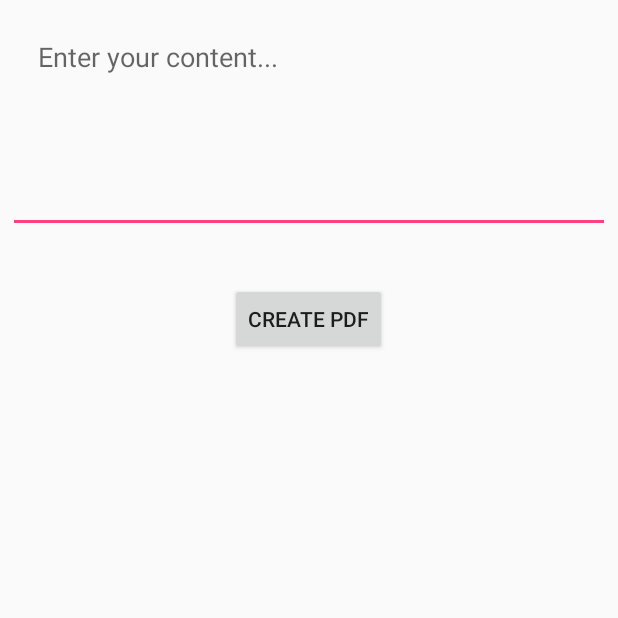
After one commit to pichanan/ADHDform, an Android app: the PDFActivity screen opened directly, with no data from a screen before it, on a phone screen of 412 x 824 dp, the top half of it. The commit adds this screen. Run offline under Robolectric (Android 15) with nearby library versions, the phone set to English and light mode, and no system bars; libraries missing offline, so code that uses them is left out: com.itextpdf.text.

Commit message:
27 - 4 - 60

```diff
--- a/app/build.gradle
+++ b/app/build.gradle
@@ -27,10 +27,11 @@ dependencies {
     compile files('libs/simpleftp.jar')
     compile files('libs/picasso-2.5.2.jar')
     compile files('libs/GraphView-4.0.1.jar')
+
     compile 'com.android.support:appcompat-v7:24.2.1'
     compile 'com.squareup.okhttp:okhttp:2.0.0'
     compile 'com.android.support.constraint:constraint-layout:1.0.2'
     compile 'com.android.support:design:24.2.1'
+    compile 'com.itextpdf:itextg:5.5.10'
     testCompile 'junit:junit:4.12'
-
 }
--- a/app/src/main/AndroidManifest.xml
+++ b/app/src/main/AndroidManifest.xml
@@ -4,6 +4,8 @@
 
     <uses-permission android:name="android.permission.INTERNET" />
     <uses-permission android:name="android.permission.READ_EXTERNAL_STORAGE" />
+    <uses-permission android:name="android.permission.READ_EXTERNAL_STORAGE" />
+    <uses-permission android:name="android.permission.WRITE_EXTERNAL_STORAGE" />
 
     <application
         android:allowBackup="true"
@@ -32,7 +34,8 @@
         <activity android:name=".ShowChildDetail" />
         <activity android:name=".riskSnapActivity" />
         <activity android:name=".riskThassActivity" />
-        <activity android:name=".riskSdqActivity"></activity>
+        <activity android:name=".riskSdqActivity" />
+        <activity android:name=".PDFActivity"></activity>
     </application>
 
 </manifest>
--- /dev/null
+++ b/app/src/main/java/adhd/sirikan/pimpicha/adhdform/PDFActivity.java
@@ -0,0 +1,166 @@
+package adhd.sirikan.pimpicha.adhdform;
+
+import android.support.v7.app.AppCompatActivity;
+import android.os.Bundle;
+import android.Manifest;
+import android.content.DialogInterface;
+import android.content.Intent;
+import android.content.pm.PackageManager;
+import android.net.Uri;
+import android.os.Build;
+import android.os.Bundle;
+import android.os.Environment;
+import android.support.v4.app.ActivityCompat;
+import android.support.v7.app.AlertDialog;
+import android.support.v7.app.AppCompatActivity;
+import android.util.Log;
+import android.view.View;
+import android.widget.Button;
+import android.widget.EditText;
+import android.widget.Toast;
+
+import com.itextpdf.text.Document;
+import com.itextpdf.text.DocumentException;
+import com.itextpdf.text.Paragraph;
+import com.itextpdf.text.pdf.PdfWriter;
+
+import java.io.BufferedReader;
+import java.io.File;
+import java.io.FileNotFoundException;
+import java.io.FileOutputStream;
+import java.io.IOException;
+import java.io.OutputStream;
+import java.util.List;
+
+public class PDFActivity extends AppCompatActivity {
+    private static final String TAG = "PdfCreatorActivity";
+    private EditText  mContentEditText;
+    private Button mCreateButton;
+    private File pdfFile;
+    final private int REQUEST_CODE_ASK_PERMISSIONS = 111;
+
+    @Override
+    protected void onCreate(Bundle savedInstanceState) {
+        super.onCreate(savedInstanceState);
+        setContentView(R.layout.activity_pdf);
+
+        mContentEditText = (EditText) findViewById(R.id.edit_text_content);
+        mCreateButton = (Button) findViewById(R.id.button_create);
+        mCreateButton.setOnClickListener(new View.OnClickListener() {
+            @Override
+            public void onClick(View v) {
+                if (mContentEditText.getText().toString().isEmpty()){
+                    mContentEditText.setError("Body is empty");
+                    mContentEditText.requestFocus();
+                    return;
+                }
+                try {
+                    createPdfWrapper();
+                } catch (FileNotFoundException e) {
+                    e.printStackTrace();
+                } catch (DocumentException e) {
+                    e.printStackTrace();
+                }
+            }
+        });
+
+    }
+    private void createPdfWrapper() throws FileNotFoundException,DocumentException{
+
+        int hasWriteStoragePermission = ActivityCompat.checkSelfPermission(this, Manifest.permission.WRITE_EXTERNAL_STORAGE);
+        if (hasWriteStoragePermission != PackageManager.PERMISSION_GRANTED) {
+
+            if (Build.VERSION.SDK_INT >= Build.VERSION_CODES.M) {
+                if (!shouldShowRequestPermissionRationale(Manifest.permission.WRITE_CONTACTS)) {
+                    showMessageOKCancel("You need to allow access to Storage",
+                            new DialogInterface.OnClickListener() {
+                                @Override
+                                public void onClick(DialogInterface dialog, int which) {
+                                    if (Build.VERSION.SDK_INT >= Build.VERSION_CODES.M) {
+                                        requestPermissions(new String[]{Manifest.permission.WRITE_EXTERNAL_STORAGE},
+                                                REQUEST_CODE_ASK_PERMISSIONS);
+                                    }
+                                }
+                            });
+                    return;
+                }
+
+                requestPermissions(new String[]{Manifest.permission.WRITE_EXTERNAL_STORAGE},
+                        REQUEST_CODE_ASK_PERMISSIONS);
+            }
+            return;
+        }else {
+            createPdf();
+        }
+    }
+    @Override
+    public void onRequestPermissionsResult(int requestCode, String[] permissions, int[] grantResults) {
+        switch (requestCode) {
+            case REQUEST_CODE_ASK_PERMISSIONS:
+                if (grantResults[0] == PackageManager.PERMISSION_GRANTED) {
+                    // Permission Granted
+                    try {
+                        createPdfWrapper();
+                    } catch (FileNotFoundException e) {
+                        e.printStackTrace();
+                    } catch (DocumentException e) {
+                        e.printStackTrace();
+                    }
+                } else {
+                    // Permission Denied
+                    Toast.makeText(this, "WRITE_EXTERNAL Permission Denied", Toast.LENGTH_SHORT)
+                            .show();
+                }
+                break;
+            default:
+                super.onRequestPermissionsResult(requestCode, permissions, grantResults);
+        }
+    }
+    private void showMessageOKCancel(String message, DialogInterface.OnClickListener okListener) {
+        new AlertDialog.Builder(this)
+                .setMessage(message)
+                .setPositiveButton("OK", okListener)
+                .setNegativeButton("Cancel", null)
+                .create()
+                .show();
+    }
+
+    private void createPdf() throws FileNotFoundException, DocumentException {
+
+        File docsFolder = new File(Environment.getExternalStorageDirectory() + "/Documents");
+        if (!docsFolder.exists()) {
+            docsFolder.mkdir();
+            Log.i(TAG, "Created a new directory for PDF");
+        }
+
+        pdfFile = new File(docsFolder.getAbsolutePath(),"HelloWorld.pdf");
+        OutputStream output = new FileOutputStream(pdfFile);
+        Document document = new Document();
+        PdfWriter.getInstance(document, output);
+        document.open();
+        document.add(new Paragraph(mContentEditText.getText().toString()));
+
+        document.close();
+        previewPdf();
+
+
+    }
+
+    private void previewPdf() {
+
+        PackageManager packageManager = getPackageManager();
+        Intent testIntent = new Intent(Intent.ACTION_VIEW);
+        testIntent.setType("application/pdf");
+        List list = packageManager.queryIntentActivities(testIntent, PackageManager.MATCH_DEFAULT_ONLY);
+        if (list.size() > 0) {
+            Intent intent = new Intent();
+            intent.setAction(Intent.ACTION_VIEW);
+            Uri uri = Uri.fromFile(pdfFile);
+            intent.setDataAndType(uri, "application/pdf");
+
+            startActivity(intent);
+        }else{
+            Toast.makeText(this,"Download a PDF Viewer to see the generated PDF",Toast.LENGTH_SHORT).show();
+        }
+    }
+}
--- /dev/null
+++ b/app/src/main/res/layout/activity_pdf.xml
@@ -0,0 +1,32 @@
+<?xml version="1.0" encoding="utf-8"?>
+<RelativeLayout xmlns:android="http://schemas.android.com/apk/res/android"
+    xmlns:app="http://schemas.android.com/apk/res-auto"
+    xmlns:tools="http://schemas.android.com/tools"
+    android:layout_width="match_parent"
+    android:layout_height="match_parent"
+    tools:context="adhd.sirikan.pimpicha.adhdform.PDFActivity">
+
+        <EditText
+            android:id="@+id/edit_text_content"
+            android:layout_width="match_parent"
+            android:layout_height="wrap_content"
+            android:gravity="top"
+            android:hint="Enter your content..."
+            android:inputType="textMultiLine"
+            android:layout_margin="5dp"
+            android:padding="20dp"
+            android:lines="5"
+            >
+        </EditText>
+        <Button
+            android:id="@+id/button_create"
+            android:layout_width="wrap_content"
+            android:layout_gravity="center_horizontal"
+            android:layout_height="wrap_content"
+            android:text="Create PDF"
+            android:layout_below="@+id/edit_text_content"
+            android:layout_centerHorizontal="true"
+            android:layout_marginTop="28dp" />
+
+
+</RelativeLayout>
```
Also changed, not shown: app/src/main/java/adhd/sirikan/pimpicha/adhdform/MainActivity.java (+7 -1 lines), app/src/main/res/layout/activity_main.xml (+9 -3 lines).
